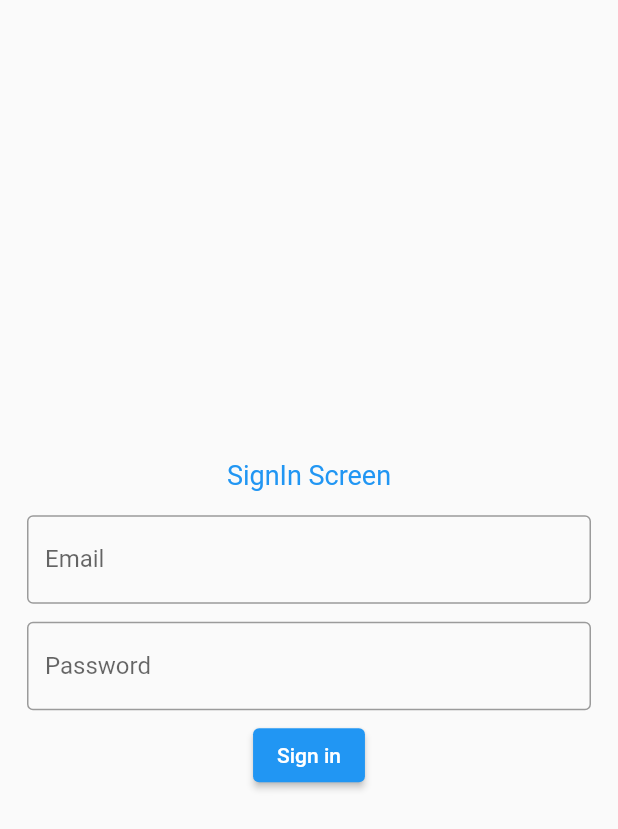
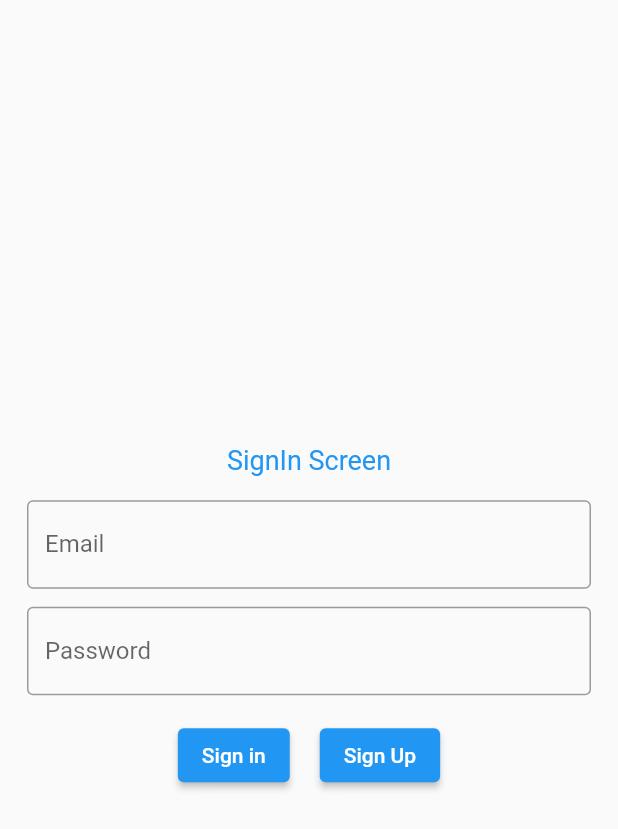
Before and after one commit to SpartanHarshad/YellowClass, a Flutter app: the screen it shows after launch, on a phone screen of 412 x 824 dp. Shown: the top 829 px of the screen. Run offline on Flutter 3.47's test engine with Material 2 defaults, Android fonts, the phone set to English and light mode, and no system bars; our stand-ins replace firebase_auth, firebase_core, sqflite; accounts and stored records are empty.

Commit message:
dbhandler + add movie + delete + local db

```diff
--- /dev/null
+++ b/movie_app/lib/model/Movie.dart
@@ -0,0 +1,52 @@
+final String tableMoview = 'movies';
+
+class MoviewFields {
+  static final List<String> values = [
+    //displaying all fields
+    id,movieName,directorName,posterImgUrl
+  ];
+  static final String id = '_id';
+  static final String movieName = 'movieName';
+  static final String directorName = 'directorName';
+  static final String posterImgUrl = 'posterImgUrl';
+}
+
+class Movie {
+  final int? id;
+  final String movieName;
+  final String directorName;
+  final String posterImgUrl;
+  Movie({
+    this.id,
+    required this.movieName,
+    required this.directorName,
+    required this.posterImgUrl,
+  });
+
+  Map<String, Object?> toJson() => {
+        MoviewFields.id: id,
+        MoviewFields.movieName: movieName,
+        MoviewFields.directorName: directorName,
+        MoviewFields.posterImgUrl: posterImgUrl,
+      };
+
+  static Movie fromJson(Map<String, Object?> json) => Movie(
+        id: json[MoviewFields.id] as int?,
+        movieName: json[MoviewFields.movieName] as String,
+        directorName: json[MoviewFields.directorName] as String,
+        posterImgUrl: json[MoviewFields.posterImgUrl] as String,
+      );
+
+  Movie copy({
+    int? id,
+    String? movieName,
+    String? directorName,
+    String? posterImgUrl,
+  }) =>
+      Movie(
+        id: id ?? this.id,
+        movieName: movieName ?? this.movieName,
+        directorName: directorName ?? this.directorName,
+        posterImgUrl: posterImgUrl ?? this.posterImgUrl,
+      );
+}
--- a/movie_app/lib/wigets/SignInPage.dart
+++ b/movie_app/lib/wigets/SignInPage.dart
@@ -30,18 +30,40 @@ class SignInPage extends StatelessWidget {
               ),
               emailTextFieldItem(),
               passwordTextFieldItem(),
-              ElevatedButton(
+              Row(
+                mainAxisAlignment: MainAxisAlignment.center,
+                children: [
+                  Padding(
+                    padding: const EdgeInsets.all(10.0),
+                    child: Expanded(
+                        child: ElevatedButton(
                       onPressed: () async {
                         int valideteUser = await authService
                             .signInWithEmailAndPassword(uEmail, uPwd);
                         if (valideteUser == 0) {
                           Navigator.pushNamed(context, '/home');
                         } else {
-                    Navigator.pushNamed(context, '/signup');
+                          _showAlertDialog(
+                              'Login Fail',
+                              'may be you are not register with our app or you enter wrrong credential',
+                              context);
                         }
                       },
                       child: Text("Sign in"),
-              )
+                    )),
+                  ),
+                  Padding(
+                    padding: const EdgeInsets.all(10.0),
+                    child: Expanded(
+                        child: ElevatedButton(
+                      onPressed: () {
+                        Navigator.pushNamed(context, '/signup');
+                      },
+                      child: Text("Sign Up"),
+                    )),
+                  ),
+                ],
+              ),
             ],
           ),
         ),
@@ -98,4 +120,22 @@ class SignInPage extends StatelessWidget {
       ),
     );
   }
+
+  void _showAlertDialog(String title, String message, BuildContext context) {
+    AlertDialog alertDialog = AlertDialog(
+      title: Text(title),
+      content: Text(message),
+      actions: <Widget>[
+        TextButton(
+          onPressed: () => Navigator.pop(context, 'Cancel'),
+          child: const Text('Cancel'),
+        ),
+        TextButton(
+          onPressed: () => Navigator.pop(context, 'OK'),
+          child: const Text('OK'),
+        ),
+      ],
+    );
+    showDialog(context: context, builder: (_) => alertDialog);
   }
+}
--- a/movie_app/lib/wigets/SignUpPage.dart
+++ b/movie_app/lib/wigets/SignUpPage.dart
@@ -1,5 +1,4 @@
 import 'package:flutter/material.dart';
-import 'package:fluttertoast/fluttertoast.dart';
 import 'package:movie_app/service/AuthenticationService.dart';
 import 'package:provider/provider.dart';
 
--- a/movie_app/pubspec.yaml
+++ b/movie_app/pubspec.yaml
@@ -21,8 +21,8 @@ dependencies:
   firebase_auth: ^3.0.1
 #provider
   provider: ^5.0.0
-#toast message
-  fluttertoast: ^8.0.8
+# display list in grid view
+  flutter_staggered_grid_view: ^0.4.0-nullsafety.3
 
 dev_dependencies:
   flutter_test:
```
Also changed, not shown: movie_app/lib/db/MovieDatabase.dart (+72 -15 lines), movie_app/lib/wigets/AddMoviePage.dart (added, +142 -0 lines), movie_app/lib/wigets/HomePage.dart (+20 -10 lines), movie_app/lib/wigets/MovieList.dart (added, +117 -0 lines), movie_app/pubspec.lock. Lines whose indentation alone changed are shown as unchanged.
